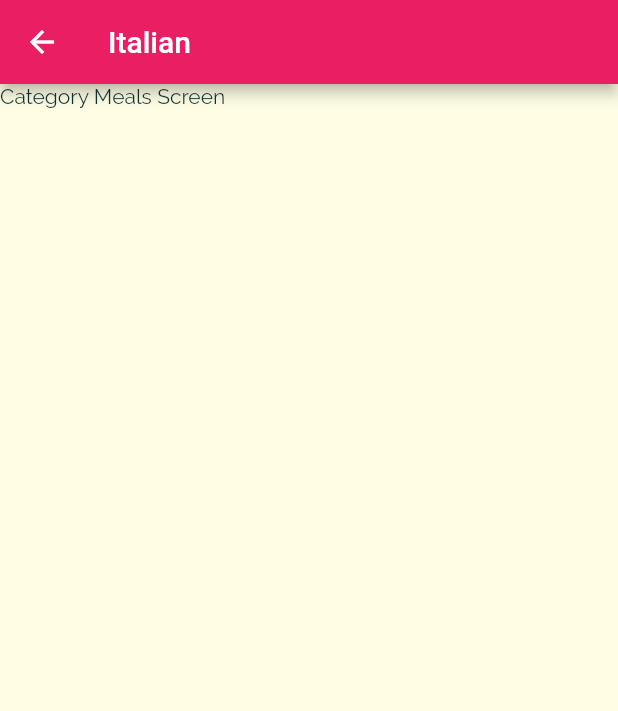
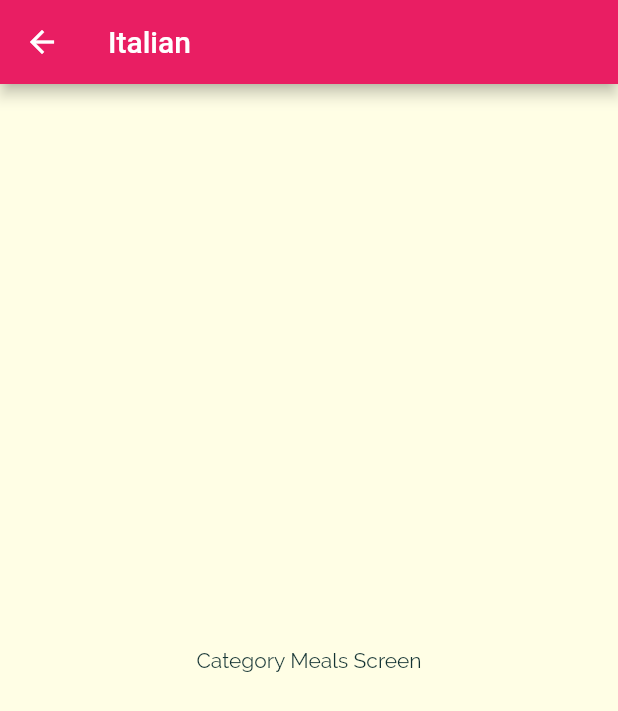
Before and after one commit to mahmudulshuvo/MealApp, a Flutter app: the screen it shows after launch, after a tap on "Italian", on a phone screen of 412 x 824 dp. Shown: the top 711 px of the screen. Run offline on Flutter 3.47's test engine with Material 2 defaults, Android fonts, the phone set to English and light mode, and no system bars.

Commit message:
slight modification

```diff
--- a/lib/main.dart
+++ b/lib/main.dart
@@ -30,7 +30,7 @@ class MyApp extends StatelessWidget {
       initialRoute: '/', // default is '/'
       routes: {
         '/': (ctx) => CategoriesScreen(),
-        CategoryMealsScreen.routeName: (ctx) => CategoryMealsScreen(),
+        '/category-meals': (ctx) => CategoryMealsScreen(),
       },
     );
   }
--- a/lib/screens/category_meal_screen.dart
+++ b/lib/screens/category_meal_screen.dart
@@ -1,12 +1,6 @@
 import 'package:flutter/material.dart';
 
 class CategoryMealsScreen extends StatelessWidget {
-  static const routeName = '/category-meals';
-  // final String categoryId;
-  // final String categoryTitle;
-
-  // const CategoryMealsScreen(this.categoryId, this.categoryTitle);
-
   @override
   Widget build(BuildContext context) {
     final routeArgs =
@@ -18,7 +12,7 @@ class CategoryMealsScreen extends StatelessWidget {
       appBar: AppBar(
         title: Text(categoryTitle ?? 'Category'),
       ),
-      body: Text('Category Meals Screen'),
+      body: Center(child: Text('Category Meals Screen')),
     );
   }
 }
```
